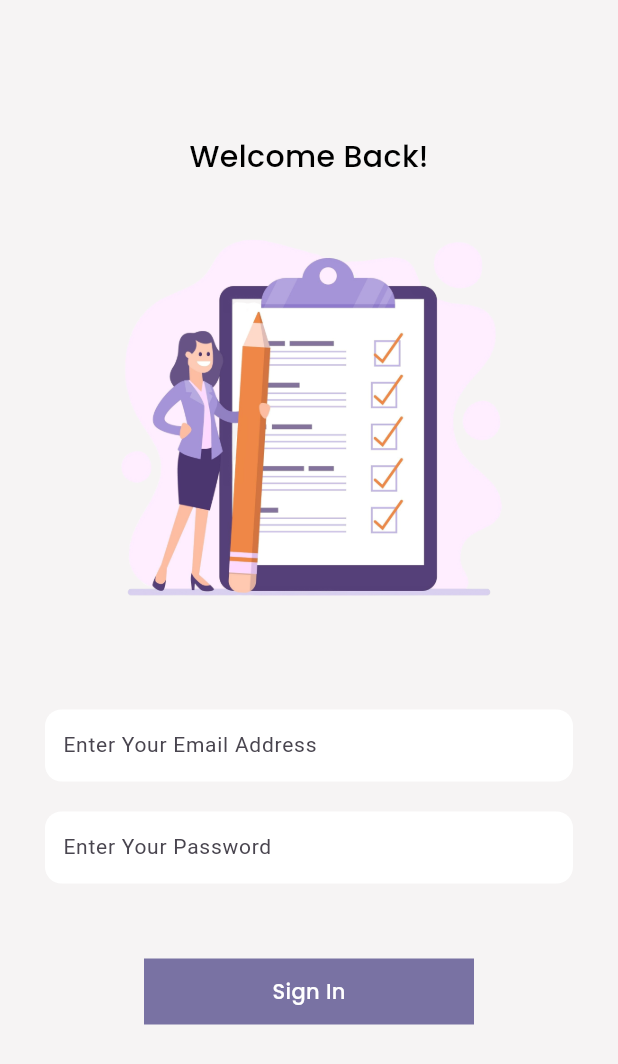
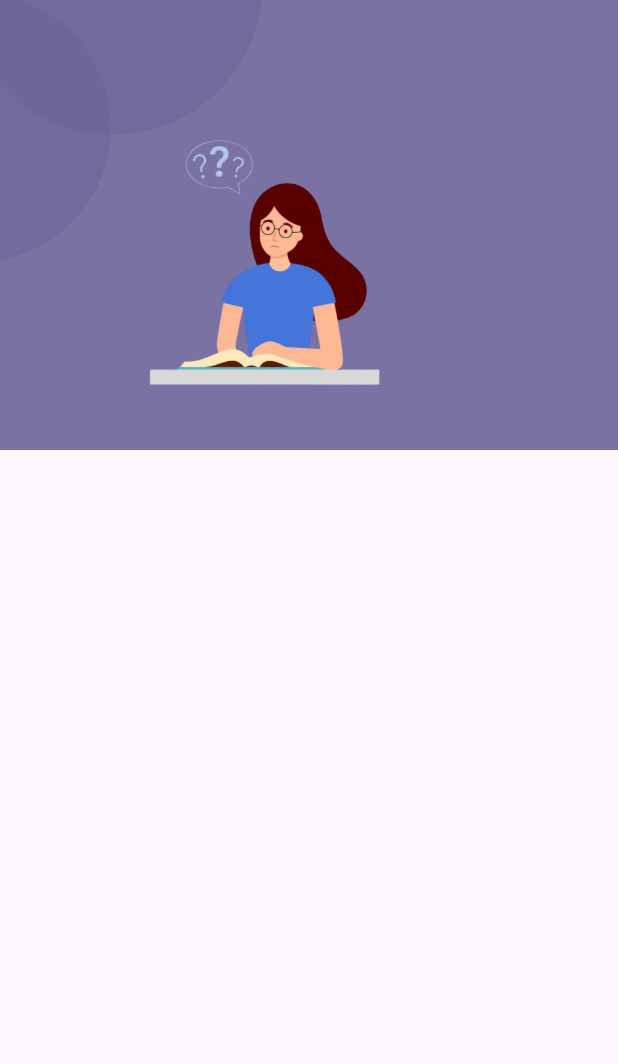
Before and after one commit to minahilfatima11/todo_app, a Flutter app: the SignInScreen screen opened directly, after a tap on "Sign In", on a phone screen of 412 x 824 dp. Shown: the top 1064 px of the screen. Run offline on Flutter 3.47's test engine with Material 3 defaults, Android fonts, the phone set to English and light mode, and no system bars; our stand-ins replace get, google_fonts.

Commit message:
Your commit message

```diff
--- a/lib/controller/constants/app-images/app-images.dart
+++ b/lib/controller/constants/app-images/app-images.dart
@@ -5,4 +5,5 @@ class AppImages{
   //when we use static ... without creating object we can call this ....
   static String splashImg = 'assets/splashimg.png';
   static String loginImg = 'assets/loginimg.png';
+  static String HomeImg = 'assets/homeimg.png';
 }
--- /dev/null
+++ b/lib/controller/widgets/circular-container-left-widget.dart
@@ -0,0 +1,22 @@
+import 'package:flutter/material.dart';
+
+class CircularContainerLeft extends StatelessWidget {
+  const CircularContainerLeft({super.key});
+
+  @override
+  Widget build(BuildContext context) {
+    return  Positioned(
+      top: -5,
+      left: -16,
+      child: Container(
+        height: 180,
+        width: 90,
+        decoration: BoxDecoration(
+            color: Color(0xff6a6395).withOpacity(0.5),
+            borderRadius: BorderRadius.only(
+                topRight: Radius.circular(200),
+                bottomRight: Radius.circular(200))),
+      ),
+    );
+  }
+}
--- /dev/null
+++ b/lib/controller/widgets/circular-container-top-widget.dart
@@ -0,0 +1,29 @@
+import 'package:flutter/material.dart';
+
+class CircularContainerTop extends StatelessWidget {
+  const CircularContainerTop({super.key});
+
+  @override
+  Widget build(BuildContext context) {
+    return Positioned(
+      top: -10,
+      left: -25,
+      child: Container(
+        height: 100,
+        width: 200,
+        decoration: BoxDecoration(
+            color: Color(0xff6a6395).withOpacity(0.5),
+            borderRadius: BorderRadius.only(
+              //topRight: Radius.circular(200),
+              bottomLeft: Radius.circular(220),
+              bottomRight: Radius.circular(220),
+              //topLeft: Radius.circular(10)
+            )),
+      ),
+    );
+
+
+
+
+  }
+}
--- a/lib/controller/widgets/image-widget.dart
+++ b/lib/controller/widgets/image-widget.dart
@@ -7,7 +7,7 @@ class ImageWidget extends StatelessWidget {
   @override
   Widget build(BuildContext context) {
     return Image(image: AssetImage(image),
-      height: 300,
+      height: 200,
     );
 
 
--- a/lib/main.dart
+++ b/lib/main.dart
@@ -19,7 +19,8 @@ class MyApp extends StatelessWidget {
   Widget build(BuildContext context) {
     return GetMaterialApp(
         debugShowCheckedModeBanner: false,
-        home: const SplashScreen()
+        home: //Container()
+      SplashScreen()
 
     );
   }
--- a/lib/views/authentication/sign-in-screen.dart
+++ b/lib/views/authentication/sign-in-screen.dart
@@ -3,6 +3,7 @@ import 'package:todo/controller/constants/app-colors/app-colors.dart';
 import 'package:todo/controller/widgets/blacktext-heading-widget.dart';
 import 'package:todo/controller/widgets/button-widget.dart';
 import 'package:todo/controller/widgets/normal-text-widget.dart';
+import 'package:todo/views/home/home-screen.dart';
 
 import '../../controller/constants/app-images/app-images.dart';
 import '../../controller/widgets/image-widget.dart';
@@ -26,10 +27,10 @@ class _SignInScreenState extends State<SignInScreen> {
         backgroundColor: AppColors.backgroundColor,
         body : Column(
           children: [
-            SizedBox(height: 90,),
+            SizedBox(height: 160,),
             BlackTextHeading(text: 'Welcome Back!'),
             SizedBox(height: 20,),
-            ImageWidget(image: AppImages.splashImg),
+            ImageWidget(image: AppImages.loginImg),
             SizedBox(height: 24,),
 
             TextFieldWidget(hintText : 'Enter Your Email Address' , controller: emailController),
@@ -38,7 +39,7 @@ class _SignInScreenState extends State<SignInScreen> {
 
             SizedBox(height: 40,),
             ButtonWidget(text: 'Sign In', ontap: (){
-              Navigator.push(context , MaterialPageRoute(builder: (context) => SignInScreen()));
+              Navigator.push(context , MaterialPageRoute(builder: (context) => HomeScreen()));
             }),
             SizedBox(height: 14,),
 
--- /dev/null
+++ b/lib/views/home/home-screen.dart
@@ -0,0 +1,40 @@
+import 'package:flutter/material.dart';
+import 'package:todo/controller/widgets/circular-container-top-widget.dart';
+
+import '../../controller/constants/app-colors/app-colors.dart';
+import '../../controller/constants/app-images/app-images.dart';
+import '../../controller/widgets/circular-container-left-widget.dart';
+import '../../controller/widgets/image-widget.dart';
+
+class HomeScreen extends StatefulWidget {
+  const HomeScreen({super.key});
+
+  @override
+  State<HomeScreen> createState() => _HomeScreenState();
+}
+
+class _HomeScreenState extends State<HomeScreen> {
+  @override
+  Widget build(BuildContext context) {
+    return Scaffold(
+        body: Stack(
+      children: [
+        Column(
+          children: [
+            Container(
+              height: 300,
+              width: double.infinity,
+              color: AppColors.primarycolor,
+            )
+          ],
+        ),
+        CircularContainerTop(),
+        CircularContainerLeft(),
+
+
+        Positioned(
+            top: 80, left: 80, child: ImageWidget(image: AppImages.HomeImg)),
+      ],
+    ));
+  }
+}
--- a/lib/views/starting-screens/splash-screen/splash-screen.dart
+++ b/lib/views/starting-screens/splash-screen/splash-screen.dart
@@ -6,9 +6,10 @@ import 'package:todo/controller/widgets/button-widget.dart';
 import 'package:todo/controller/widgets/image-widget.dart';
 
 import '../../../controller/widgets/blacktext-heading-widget.dart';
+import '../../../controller/widgets/circular-container-left-widget.dart';
+import '../../../controller/widgets/circular-container-top-widget.dart';
 import '../../../controller/widgets/greytext-paragraph-widget.dart';
 import '../../authentication/signup-screen.dart';
-
 
 class SplashScreen extends StatefulWidget {
   const SplashScreen({super.key});
@@ -23,25 +24,34 @@ class _SplashScreenState extends State<SplashScreen> {
     return Scaffold(
       backgroundColor: AppColors.backgroundColor,
       body: Center(
-        child:
-        Column(
+        child: Column(
           children: [
-            SizedBox(height: 70,),
+            SizedBox(
+              height: 160,
+            ),
             ImageWidget(image: AppImages.splashImg),
-          SizedBox(height: 30,),
-        BlackTextHeading(text: 'Things To Do With TODO'),
-            SizedBox(height: 30,),
-            GreyTextParagraph(text: 'Stay organized and productive with your personal To-Do List app. Plan, prioritize, and achieve your goals effortlessly!'),
-            SizedBox(height: 30,),
-            ButtonWidget(text: 'Get Started', ontap: (){
-              Navigator.push(context , MaterialPageRoute(builder: (context) => SignupScreen()));
-            }),
+            SizedBox(
+              height: 30,
+            ),
+            BlackTextHeading(text: 'Things To Do With TODO'),
+            SizedBox(
+              height: 30,
+            ),
+            GreyTextParagraph(
+                text:
+                    'Stay organized and productive with your personal To-Do List app. Plan, prioritize, and achieve your goals effortlessly!'),
+            SizedBox(
+              height: 30,
+            ),
+            ButtonWidget(
+                text: 'Get Started',
+                ontap: () {
+                  Navigator.push(context,
+                      MaterialPageRoute(builder: (context) => SignupScreen()));
+                }),
           ],
         ),
-
       ),
-
-
     );
   }
 }
```
Also changed, not shown: assets/homeimg.png (added), assets/loginimg.png, assets/splashimg.png.
